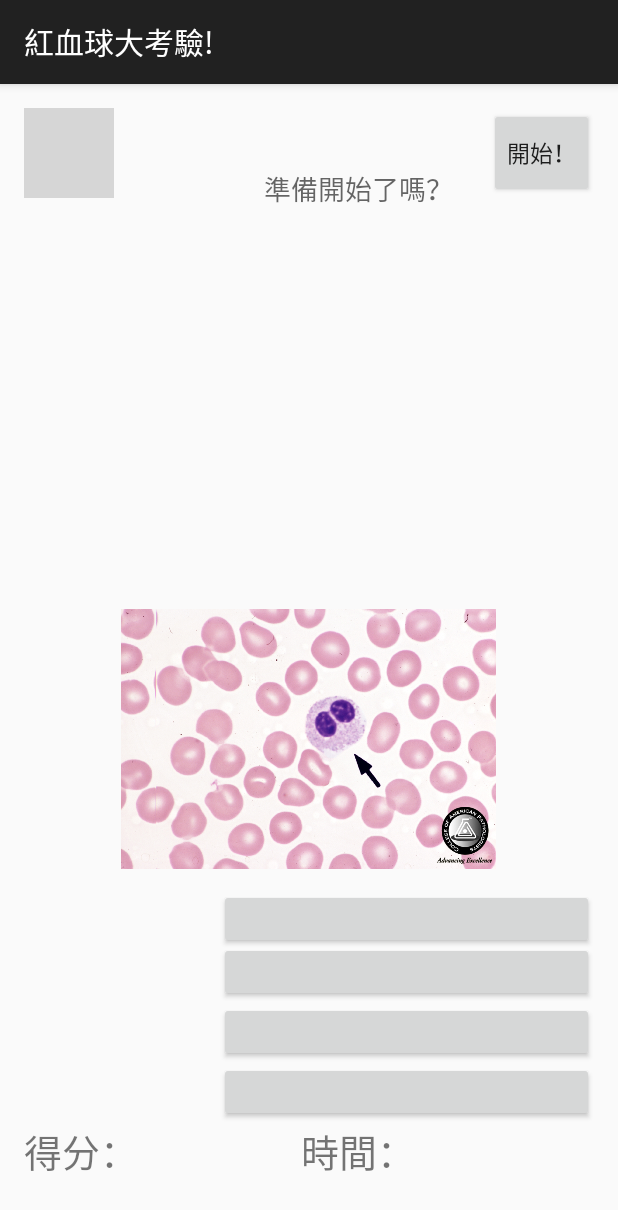
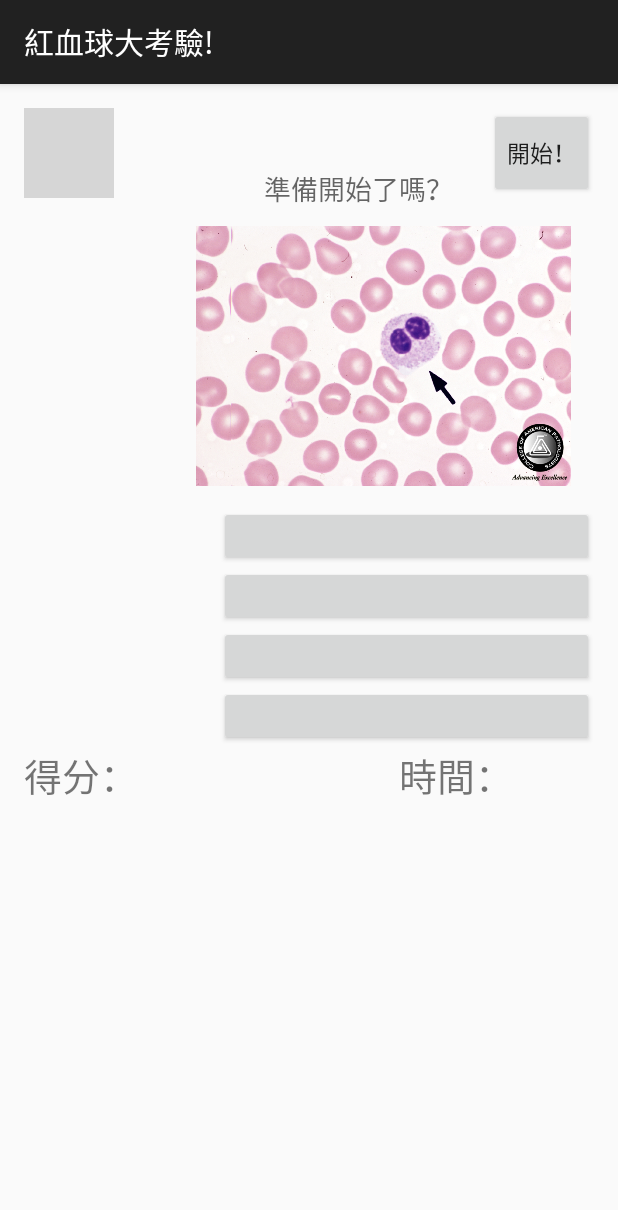
Before and after one commit to cftang0827/OOP-Final, an Android app: the RBCKingWindows screen opened directly, with no data from a screen before it, on a phone screen of 412 x 824 dp. Shown: the top 1210 px of the screen. Run offline under Robolectric (Android 15) with nearby library versions, the phone set to English and light mode, and no system bars; libraries missing offline, so code that uses them is left out: com.facebook, com.facebook.login; plain views replace ProfilePictureView; 4 statements that could not run were skipped; grey boxes are pictures that could not be loaded.

Commit message:
2015/10月 改成手機版本 ZenFone5可以work

```diff
--- a/KingOfBloodCells_v1/app/src/main/java/com/example/cftang/kingofbloodcells_v1/MainActivity.java
+++ b/KingOfBloodCells_v1/app/src/main/java/com/example/cftang/kingofbloodcells_v1/MainActivity.java
@@ -118,6 +118,8 @@ public class MainActivity extends ActionBarActivity {
                 info.setText("\u767b\u5165\u5931\u6557");
 
             }
+
+
 
         });
 
--- a/KingOfBloodCells_v1/app/src/main/res/layout/activity_rbcking_windows.xml
+++ b/KingOfBloodCells_v1/app/src/main/res/layout/activity_rbcking_windows.xml
@@ -27,16 +27,17 @@
         android:layout_width="250dp"
         android:layout_height="200dp"
         android:src="@drawable/bcp_01"
-        android:layout_above="@+id/OptionA"
-        android:layout_centerHorizontal="true" />
+        android:layout_below="@+id/textView4"
+        android:layout_alignLeft="@+id/greeting"
+        android:layout_alignStart="@+id/greeting" />
 
     <Button
         android:id="@+id/OptionA"
         android:layout_width="250dp"
         android:layout_height="40dp"
-        android:layout_alignTop="@+id/ImgOptA"
-        android:layout_alignParentRight="true"
-        android:layout_alignParentEnd="true" />
+        android:layout_below="@+id/imgView"
+        android:layout_alignLeft="@+id/OptionB"
+        android:layout_alignStart="@+id/OptionB" />
 
     <ImageView
         android:id="@+id/ImgOptA"
@@ -50,9 +51,9 @@
         android:id="@+id/OptionB"
         android:layout_width="250dp"
         android:layout_height="40dp"
-        android:layout_above="@+id/OptionC"
-        android:layout_alignLeft="@+id/OptionC"
-        android:layout_alignStart="@+id/OptionC" />
+        android:layout_below="@+id/OptionA"
+        android:layout_alignParentRight="true"
+        android:layout_alignParentEnd="true" />
 
     <ImageView
         android:id="@+id/ImgOptB"
@@ -66,9 +67,9 @@
         android:id="@+id/OptionC"
         android:layout_width="250dp"
         android:layout_height="40dp"
-        android:layout_above="@+id/OptionD"
-        android:layout_alignLeft="@+id/OptionA"
-        android:layout_alignStart="@+id/OptionA" />
+        android:layout_below="@+id/OptionB"
+        android:layout_alignParentRight="true"
+        android:layout_alignParentEnd="true" />
 
     <ImageView
         android:id="@+id/ImgOptC"
@@ -82,9 +83,9 @@
         android:id="@+id/OptionD"
         android:layout_width="250dp"
         android:layout_height="40dp"
-        android:layout_above="@+id/secRemain"
-        android:layout_alignLeft="@+id/OptionC"
-        android:layout_alignStart="@+id/OptionC" />
+        android:layout_below="@+id/OptionC"
+        android:layout_alignParentRight="true"
+        android:layout_alignParentEnd="true" />
 
     <ImageView
         android:id="@+id/ImgOptD"
@@ -99,22 +100,22 @@
     <TextView
         android:id="@+id/secRemain"
         android:layout_width="130dp"
-        android:layout_height="60dp"
+        android:layout_height="100dp"
         android:textSize="25sp"
         android:text="@string/timeLeft"
         android:layout_alignTop="@+id/scoreRecord"
-        android:layout_alignRight="@+id/imgView"
-        android:layout_alignEnd="@+id/imgView" />
+        android:layout_alignParentRight="true"
+        android:layout_alignParentEnd="true" />
 
     <TextView
         android:id="@+id/scoreRecord"
-        android:layout_width="130dp"
-        android:layout_height="60dp"
+        android:layout_width="180dp"
+        android:layout_height="100dp"
         android:text="@string/score"
         android:textSize="25sp"
-        android:layout_alignParentBottom="true"
-        android:layout_alignParentLeft="true"
-        android:layout_alignParentStart="true" />
+        android:layout_below="@+id/OptionD"
+        android:layout_alignLeft="@+id/profilePicture"
+        android:layout_alignStart="@+id/profilePicture" />
 
     <com.facebook.login.widget.ProfilePictureView
         android:id="@+id/profilePicture"
--- a/KingOfBloodCells_v1/app/src/main/res/values/strings.xml
+++ b/KingOfBloodCells_v1/app/src/main/res/values/strings.xml
@@ -1,6 +1,6 @@
 <resources>
     <string name="app_name">檢驗醫學知識王!!!</string>
-    <string name="facebook_app_id">1094616817219320</string>
+    <string name="facebook_app_id">902857556417555</string>
     <string name="hello_world">Hello world!</string>
     <string name="action_settings">Settings</string>
     <string name="action_about">關於</string>
```
Also changed, not shown: KingOfBloodCells_v1/app/src/main/java/com/example/cftang/kingofbloodcells_v1/RBCKingWindows.java (+105 -65 lines), KingOfBloodCells_v1/app/src/main/res/layout-finger/activity_main.xml (deleted, +0 -39 lines), 249 other files.
